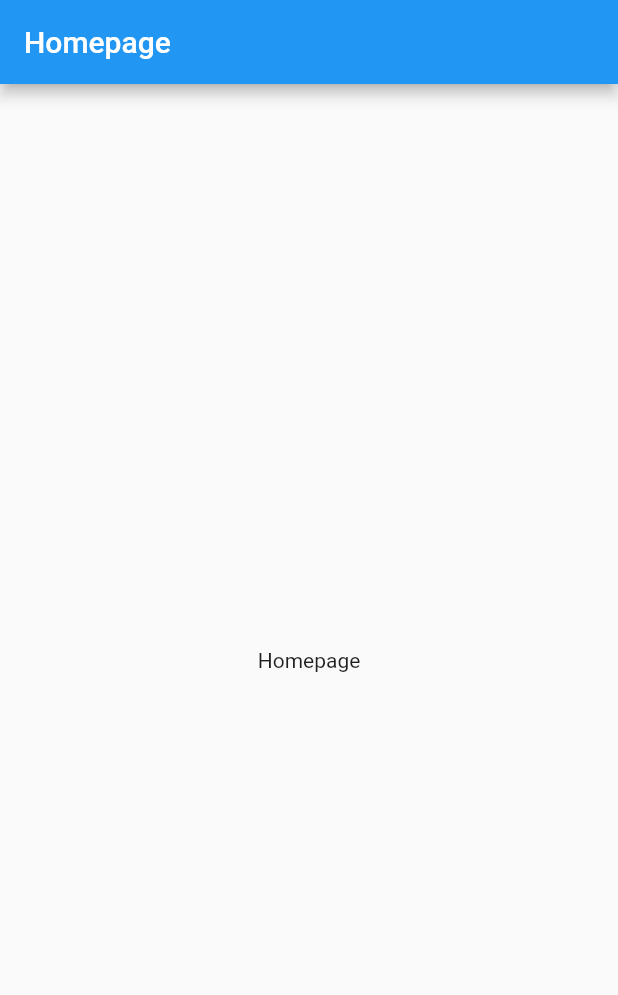
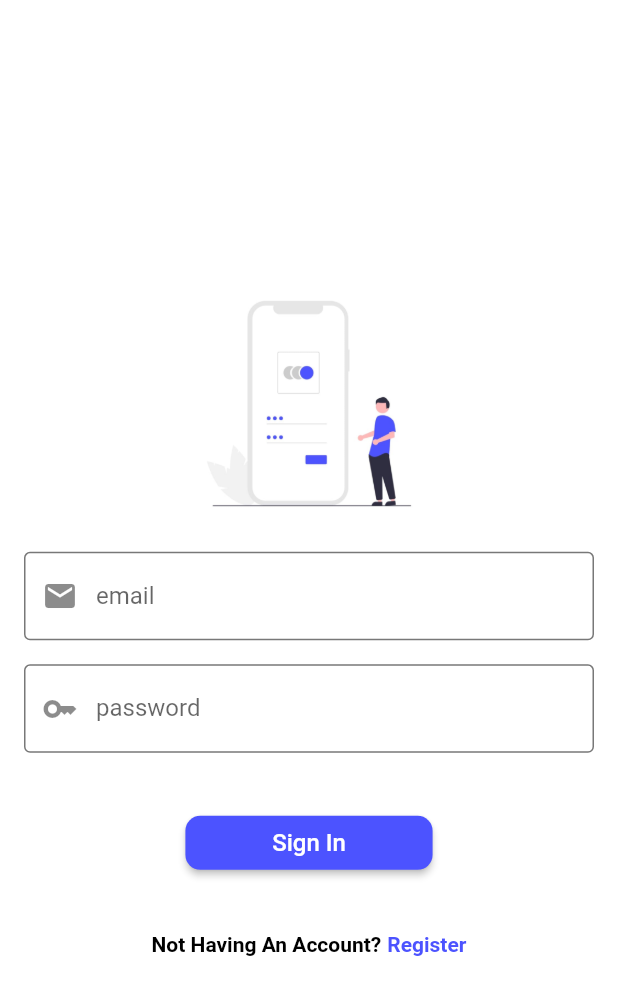
Before and after one commit to Steven-Lie/Final-Project-NF, a Flutter app: the screen it shows after launch, on a phone screen of 412 x 824 dp. Shown: the top 995 px of the screen. Run offline on Flutter 3.47's test engine with Material 2 defaults, Android fonts, the phone set to English and light mode, and no system bars; our stand-ins replace lottie; network calls fail.

Commit message:
login page view

```diff
--- a/lib/home.dart
+++ /dev/null
@@ -1,15 +0,0 @@
-import 'package:flutter/material.dart';
-
-class Home extends StatelessWidget {
-  @override
-  Widget build(BuildContext context) {
-    return Scaffold(
-      appBar: AppBar(
-        title: Text("Homepage"),
-      ),
-      body: Center(
-        child: Text("Homepage"),
-      ),
-    );
-  }
-}
--- /dev/null
+++ b/lib/login.dart
@@ -0,0 +1,169 @@
+import 'package:flutter/material.dart';
+import 'package:project_management/register.dart';
+
+class Login extends StatelessWidget {
+  Login({super.key});
+
+  final _formKey = GlobalKey<FormState>();
+  final _emailController = TextEditingController();
+  final _passwordController = TextEditingController();
+
+  @override
+  Widget build(BuildContext context) {
+    return Scaffold(
+      backgroundColor: Colors.white,
+      body: Center(
+        child: SingleChildScrollView(
+          child: Padding(
+            padding: const EdgeInsets.symmetric(horizontal: 16.0),
+            child: Column(
+              mainAxisAlignment: MainAxisAlignment.center,
+              children: [
+                Image.asset(
+                  'images/login.jpg',
+                  width: 180,
+                ),
+                const SizedBox(
+                  height: 16.0,
+                ),
+                Form(
+                  key: _formKey,
+                  child: Column(
+                    mainAxisAlignment: MainAxisAlignment.center,
+                    children: [
+                      TextFormField(
+                        validator: (value) =>
+                            value?.trim() == '' ? "Don't Empty" : null,
+                        controller: _emailController,
+                        decoration: InputDecoration(
+                          labelText: 'email',
+                          prefixIcon: const Icon(Icons.mail),
+                          enabledBorder: OutlineInputBorder(
+                            borderSide: const BorderSide(
+                              color: Color(0xFF787878),
+                            ),
+                            borderRadius: BorderRadius.circular(4),
+                          ),
+                          errorBorder: OutlineInputBorder(
+                            borderSide: const BorderSide(
+                              color: Colors.red,
+                            ),
+                            borderRadius: BorderRadius.circular(4),
+                          ),
+                          focusedBorder: OutlineInputBorder(
+                            borderSide: const BorderSide(
+                              color: Color(0XFF4C53FF),
+                              width: 2,
+                            ),
+                            borderRadius: BorderRadius.circular(4),
+                          ),
+                          focusedErrorBorder: OutlineInputBorder(
+                            borderSide:
+                                const BorderSide(color: Colors.red, width: 2),
+                            borderRadius: BorderRadius.circular(4),
+                          ),
+                        ),
+                      ),
+                      const SizedBox(
+                        height: 16.0,
+                      ),
+                      TextFormField(
+                        validator: (value) =>
+                            value?.trim() == '' ? "Don't Empty" : null,
+                        controller: _passwordController,
+                        decoration: InputDecoration(
+                          labelText: 'password',
+                          prefixIcon: const Icon(Icons.key),
+                          enabledBorder: OutlineInputBorder(
+                            borderSide: const BorderSide(
+                              color: Color(0xFF787878),
+                            ),
+                            borderRadius: BorderRadius.circular(4),
+                          ),
+                          errorBorder: OutlineInputBorder(
+                            borderSide: const BorderSide(
+                              color: Colors.red,
+                            ),
+                            borderRadius: BorderRadius.circular(4),
+                          ),
+                          focusedBorder: OutlineInputBorder(
+                            borderSide: const BorderSide(
+                              color: Color(0XFF4C53FF),
+                              width: 2,
+                            ),
+                            borderRadius: BorderRadius.circular(4),
+                          ),
+                          focusedErrorBorder: OutlineInputBorder(
+                            borderSide:
+                                const BorderSide(color: Colors.red, width: 2),
+                            borderRadius: BorderRadius.circular(4),
+                          ),
+                        ),
+                        obscureText: true,
+                      ),
+                      const SizedBox(
+                        height: 36,
+                      ),
+                      SizedBox(
+                        width: MediaQuery.of(context).size.width / 2.5,
+                        child: ElevatedButton(
+                          onPressed: () {
+                            if (_formKey.currentState!.validate()) {}
+                          },
+                          style: ButtonStyle(
+                            shape: MaterialStateProperty.all(
+                              RoundedRectangleBorder(
+                                borderRadius: BorderRadius.circular(10),
+                              ),
+                            ),
+                          ),
+                          child: const Text(
+                            'Sign In',
+                            style: TextStyle(fontSize: 16),
+                          ),
+                        ),
+                      ),
+                      const SizedBox(
+                        height: 36,
+                      ),
+                      Row(
+                        mainAxisAlignment: MainAxisAlignment.center,
+                        children: [
+                          const Text(
+                            'Not Having An Account?',
+                            style: TextStyle(
+                              fontWeight: FontWeight.bold,
+                              color: Color(0xFF000000),
+                            ),
+                          ),
+                          const SizedBox(
+                            width: 4,
+                          ),
+                          InkWell(
+                            onTap: () => Navigator.push(
+                              context,
+                              MaterialPageRoute(
+                                builder: (context) => const Register(),
+                              ),
+                            ),
+                            child: const Text(
+                              'Register',
+                              style: TextStyle(
+                                fontWeight: FontWeight.bold,
+                                color: Color(0XFF4C53FF),
+                              ),
+                            ),
+                          )
+                        ],
+                      )
+                    ],
+                  ),
+                ),
+              ],
+            ),
+          ),
+        ),
+      ),
+    );
+  }
+}
--- a/lib/main.dart
+++ b/lib/main.dart
@@ -13,7 +13,9 @@ class MyApp extends StatelessWidget {
     return MaterialApp(
       title: 'Final Project NF',
       theme: ThemeData(
-        primarySwatch: Colors.blue,
+        colorScheme: ThemeData().colorScheme.copyWith(
+              primary: const Color(0XFF4C53FF),
+            ),
       ),
       home: const SplashScreen(),
     );
--- /dev/null
+++ b/lib/register.dart
@@ -0,0 +1,13 @@
+import 'package:flutter/material.dart';
+
+class Register extends StatelessWidget {
+  const Register({super.key});
+
+  @override
+  Widget build(BuildContext context) {
+    return Scaffold(
+      appBar: AppBar(),
+      body: Center(child: Text('Register')),
+    );
+  }
+}
--- a/lib/splashscreen.dart
+++ b/lib/splashscreen.dart
@@ -1,7 +1,7 @@
 import 'dart:async';
 import 'package:lottie/lottie.dart';
 import 'package:flutter/material.dart';
-import 'package:project_management/home.dart';
+import 'package:project_management/login.dart';
 
 class SplashScreen extends StatefulWidget {
   const SplashScreen({super.key});
@@ -25,7 +25,7 @@ class _SplashScreen extends State<SplashScreen> {
         Navigator.pushAndRemoveUntil(
           context,
           MaterialPageRoute(
-            builder: (context) => Home(),
+            builder: (context) => Login(),
           ),
           (route) => false,
         );
--- a/pubspec.yaml
+++ b/pubspec.yaml
@@ -61,9 +61,8 @@ flutter:
   uses-material-design: true
 
   # To add assets to your application, add an assets section, like this:
-  # assets:
-  #   - images/a_dot_burr.jpeg
-  #   - images/a_dot_ham.jpeg
+  assets:
+    - images/
 
   # An image asset can refer to one or more resolution-specific "variants", see
   # https://flutter.dev/assets-and-images/#resolution-aware
```
Also changed, not shown: images/login.jpg (added).
